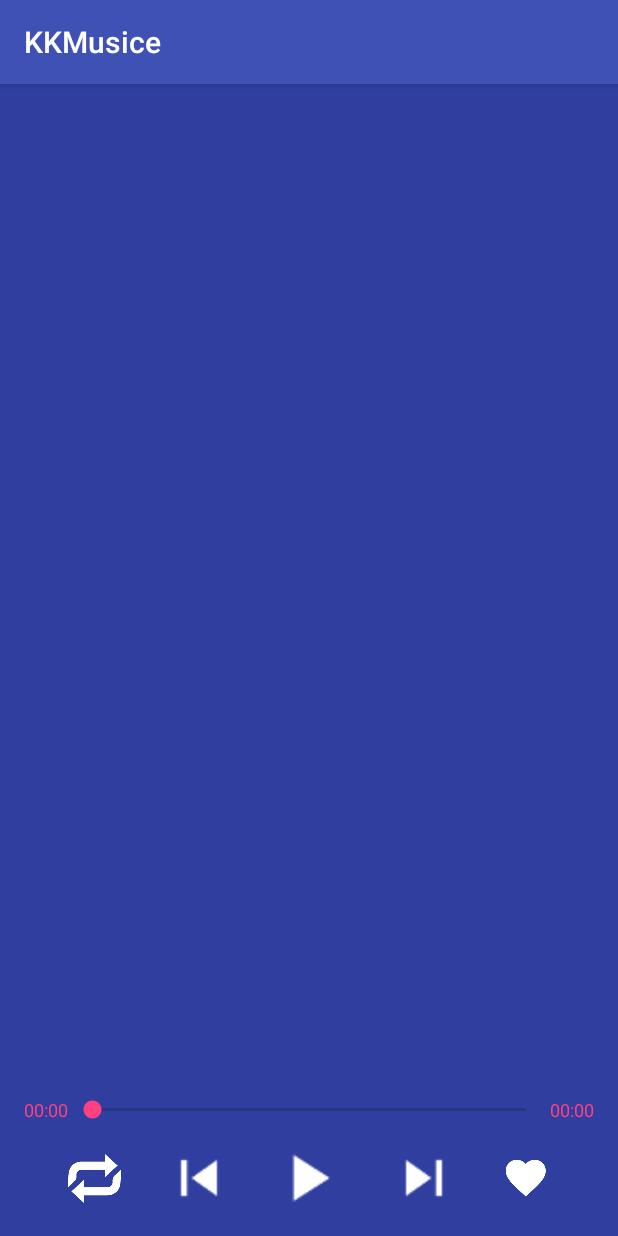
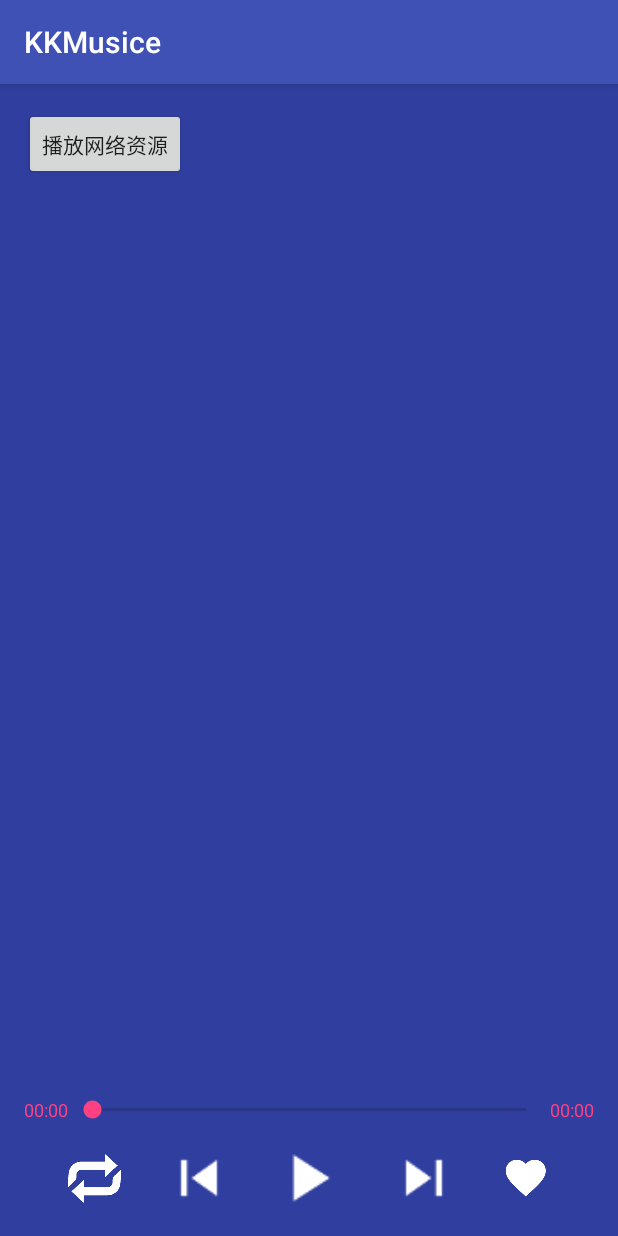
Before and after one commit to ye361571404/KKMusice, an Android app: the screen it shows after launch (MainActivity), on a phone screen of 412 x 824 dp. Run offline under Robolectric (Android 15) with nearby library versions, the phone set to English and light mode, and no system bars; libraries missing offline, so code that uses them is left out: com.litesuits.common, com.yanzhenjie.permission; 9 statements that could not run were skipped.

Commit message:
1.调整代码结构 2.增加播放网络资源测试

```diff
--- a/app/src/main/java/com/hua/musice/MainActivity.java
+++ b/app/src/main/java/com/hua/musice/MainActivity.java
@@ -1,10 +1,10 @@
 package com.hua.musice;
 
 import android.content.Context;
+import android.content.Intent;
 import android.media.AudioManager;
 import android.os.Build;
 import android.os.Bundle;
-import android.os.Environment;
 import android.os.Handler;
 import android.support.annotation.NonNull;
 import android.support.annotation.Nullable;
@@ -12,43 +12,35 @@ import android.support.annotation.StringRes;
 import android.support.constraint.ConstraintLayout;
 import android.support.v7.app.AppCompatActivity;
 import android.view.View;
+import android.widget.Button;
 import android.widget.ImageView;
 import android.widget.LinearLayout;
 import android.widget.SeekBar;
 import android.widget.TextView;
 import android.widget.Toast;
 
-import com.google.gson.Gson;
 import com.hua.musice.player.base.IPlayback;
 import com.hua.musice.player.base.MusicPlayerContract;
 import com.hua.musice.player.bean.AudioDecorator;
 import com.hua.musice.player.bean.BaseAudio;
-import com.hua.musice.player.bean.ExhibitBean;
-import com.hua.musice.player.bean.PlayList;
 import com.hua.musice.player.bean.PlayMode;
-import com.hua.musice.player.bean.Song;
 import com.hua.musice.player.permission.DefaultRationale;
 import com.hua.musice.player.permission.PermissionSetting;
 import com.hua.musice.player.present.MusicPresentImpl;
 import com.hua.musice.player.service.PlaybackService;
-import com.hua.musice.player.utils.AssetsUtil;
-import com.hua.musice.player.utils.PreferenceManager;
 import com.hua.musice.player.utils.TimeUtils;
 import com.yanzhenjie.permission.Action;
 import com.yanzhenjie.permission.AndPermission;
 import com.yanzhenjie.permission.Permission;
 import com.yanzhenjie.permission.Rationale;
 
-import java.io.File;
-import java.util.ArrayList;
 import java.util.List;
 
 public class MainActivity extends AppCompatActivity implements
-        MusicPlayerContract.View,IPlayback.Callback,
+        MusicPlayerContract.MainView,IPlayback.Callback,
         View.OnClickListener,
         AudioManager.OnAudioFocusChangeListener {
 
-    private final String audioBaseUrl = "http://39.107.90.144:8081/guidersrv/SystekGuiderData/ScenicSpotData/audio/";
     private final long UPDATE_PROGRESS_INTERVAL = 1000;
 
     private LinearLayout llProgress;
@@ -61,13 +53,13 @@ public class MainActivity extends AppCompatActivity implements
     private ImageView ivPlayToggle;
     private ImageView ivPlayNext;
     private ImageView ivFavoriteToggle;
+    private Button btnOpen;
 
     private Rationale mRationale;
     private PermissionSetting mSetting;
 
     private MusicPlayerContract.Presenter mPresenter;
     private IPlayback mPlayerService;
-    private PlayList<Song> playList;
     private Handler mHandler = new Handler();
     private Runnable mProgressCallback = new Runnable() {
         @Override
@@ -110,44 +102,21 @@ public class MainActivity extends AppCompatActivity implements
         ivPlayToggle = findViewById(R.id.iv_play_toggle);
         ivPlayNext = findViewById(R.id.iv_play_next);
         ivFavoriteToggle = findViewById(R.id.iv_favorite_toggle);
+        btnOpen = findViewById(R.id.btn_open);
         // 申请权限
         requestPermission(Permission.Group.STORAGE);
     }
 
     private void initData() {
+        // 权限相关变量
         mRationale = new DefaultRationale();
         mSetting = new PermissionSetting(this);
-        playList = new PlayList();
 
-        String json = AssetsUtil.readFile("data.txt");
-        Gson gson = new Gson();
-        ExhibitBean exhibit = gson.fromJson(json, ExhibitBean.class);
-        List<ExhibitBean.DataBean> exhibitData = exhibit.getData();
-
-        List<AudioDecorator<Song>> audioDecoratorList = new ArrayList<>();
-        AudioDecorator<Song> audioDecorator = null;
-        Song song = null;
-        // 获取 /storage/emulated/0/Music 目录下的音乐(添加读取SD卡权限)
-        File directory = Environment.getExternalStoragePublicDirectory("Music");
-        File audioFile = null;
-        for (int i = 0; i < exhibitData.size(); i++) {
-            ExhibitBean.DataBean bean = exhibitData.get(i);
-            song = new Song();
-            song.setTitle(bean.getName());
-            audioFile = new File(directory.getAbsolutePath(), bean.getAudio_url());
-            song.setPath(audioFile.getAbsolutePath());
-            // song.setDuration(FileUtil.getAudioDuration(audioFile));
-            audioDecorator = new AudioDecorator<>(song);
-            audioDecoratorList.add(audioDecorator);
-        }
-        playList.setSongs(audioDecoratorList);
-
-        // 绑定服务
-        new MusicPresentImpl(this, this).subscribe();
+        mPresenter = new MusicPresentImpl(this, this);
+        mPresenter.attachView();
     }
 
     private void setListener() {
-
         ivPlayToggle.setOnClickListener(this);
         ivPlayLast.setOnClickListener(this);
         ivPlayNext.setOnClickListener(this);
@@ -174,10 +143,18 @@ public class MainActivity extends AppCompatActivity implements
                 }
             }
         });
+
+        btnOpen.setOnClickListener(new View.OnClickListener() {
+            @Override
+            public void onClick(View v) {
+                Intent intent = new Intent(MainActivity.this, MediaPlayByUrlActivity.class);
+                startActivity(intent);
+            }
+        });
     }
 
     /**
-     * 切换下一首回调
+     * 切换下一首
      * @param next
      */
     @Override
@@ -190,6 +167,10 @@ public class MainActivity extends AppCompatActivity implements
         onSongUpdated(next);
     }
 
+    /**
+     * 更新播放状态
+     * @param isPlaying
+     */
     @Override
     public void onPlayStatusChanged(boolean isPlaying) {
         updatePlayToggle(isPlaying);
@@ -216,8 +197,9 @@ public class MainActivity extends AppCompatActivity implements
     public void onPlaybackServiceBound(PlaybackService service) {
         mPlayerService = service;
         mPlayerService.registerCallback(this);
-        mPlayerService.setPlayList(playList);
+        mPresenter.getPlayList();
     }
+
 
     /**
      * 解绑服务
@@ -233,6 +215,10 @@ public class MainActivity extends AppCompatActivity implements
 
     }
 
+    /**
+     * 初始化播放进度
+     * @param song
+     */
     @Override
     public void onSongUpdated(@Nullable AudioDecorator song) {
         if (song == null) {
@@ -287,6 +273,10 @@ public class MainActivity extends AppCompatActivity implements
     }
 
 
+    /**
+     * 更新播放状态
+     * @param play
+     */
     @Override
     public void updatePlayToggle(boolean play) {
         if(play){
@@ -300,14 +290,11 @@ public class MainActivity extends AppCompatActivity implements
 
     }
 
-    @Override
-    public void setPresenter(MusicPlayerContract.Presenter presenter) {
-        mPresenter = presenter;
-    }
+
 
     @Override
     protected void onDestroy() {
-        mPresenter.unsubscribe();
+        mPresenter.detachView();
         super.onDestroy();
     }
 
@@ -386,7 +373,7 @@ public class MainActivity extends AppCompatActivity implements
                 break;
             case R.id.iv_play_mode_toggle:
                 // 播放模式
-                onPlayModeToggleAction();
+                mPresenter.onPlayModeToggleAction();
                 break;
         }
     }
@@ -421,21 +408,6 @@ public class MainActivity extends AppCompatActivity implements
         }
         mPlayerService.playNext();
         Toast.makeText(this, "下一首", Toast.LENGTH_SHORT).show();
-    }
-
-
-    /** 设置播放模式 **/
-    public void onPlayModeToggleAction() {
-        if (mPlayerService == null){
-            return;
-        }
-        // 获取当前模式
-        PlayMode current = PreferenceManager.lastPlayMode(this);
-        // 切换下一个模式
-        PlayMode newMode = PlayMode.switchNextMode(current);
-        PreferenceManager.setPlayMode(this, newMode);
-        mPlayerService.setPlayMode(newMode);
-        updatePlayMode(newMode);
     }
 
     /**
--- a/app/src/main/java/com/hua/musice/player/base/BasePresenter.java
+++ b/app/src/main/java/com/hua/musice/player/base/BasePresenter.java
@@ -9,7 +9,13 @@ package com.hua.musice.player.base;
  */
 public interface BasePresenter {
 
-    void subscribe();
+    /**
+     * 绑定
+     */
+    void attachView();
 
-    void unsubscribe();
+    /**
+     * 解绑
+     */
+    void detachView();
 }
--- a/app/src/main/java/com/hua/musice/player/base/BaseView.java
+++ b/app/src/main/java/com/hua/musice/player/base/BaseView.java
@@ -9,5 +9,4 @@ package com.hua.musice.player.base;
  */
 public interface BaseView<T> {
 
-    void setPresenter(T presenter);
 }
--- a/app/src/main/java/com/hua/musice/player/base/MusicPlayerContract.java
+++ b/app/src/main/java/com/hua/musice/player/base/MusicPlayerContract.java
@@ -4,21 +4,14 @@ import android.support.annotation.NonNull;
 import android.support.annotation.Nullable;
 
 import com.hua.musice.player.bean.AudioDecorator;
+import com.hua.musice.player.bean.PlayList;
 import com.hua.musice.player.bean.PlayMode;
+import com.hua.musice.player.bean.Song;
 import com.hua.musice.player.service.PlaybackService;
 
-
-/**
- * Created with Android Studio.
- * User: ryan.hoo.j@gmail.com
- * Date: 9/12/16
- * Time: 8:27 AM
- * Desc: MusicPlayerContract
- */
-/* package */
 public interface MusicPlayerContract {
 
-    interface View extends BaseView<Presenter> {
+    interface MainView extends BaseView<Presenter> {
 
         void handleError(Throwable error);
 
@@ -50,10 +43,14 @@ public interface MusicPlayerContract {
         void updatePlayToggle(boolean play);
 
         void updateFavoriteToggle(boolean favorite);
+
     }
 
     interface Presenter extends BasePresenter {
 
+        /**
+         * 恢复上一次的播放模式
+         */
         void retrieveLastPlayMode();
 
         void setSongAsFavorite(AudioDecorator song, boolean favorite);
@@ -67,5 +64,15 @@ public interface MusicPlayerContract {
          * 解绑服务
          */
         void unbindPlaybackService();
+
+        /**
+         * 获取歌曲列表
+         */
+        void getPlayList();
+
+        /**
+         * 设置播放模式
+         */
+        void onPlayModeToggleAction();
     }
 }
--- a/app/src/main/java/com/hua/musice/player/features/Player.java
+++ b/app/src/main/java/com/hua/musice/player/features/Player.java
@@ -1,5 +1,6 @@
 package com.hua.musice.player.features;
 
+import android.media.AudioManager;
 import android.media.MediaPlayer;
 import android.support.annotation.Nullable;
 import android.util.Log;
@@ -74,6 +75,7 @@ public class Player implements IPlayback, MediaPlayer.OnCompletionListener {
             try {
                 mPlayer.reset();
                 String audioPath = song.getAudio().getAudioPath();
+                mPlayer.setAudioStreamType(AudioManager.STREAM_MUSIC);
                 mPlayer.setDataSource(audioPath);
                 mPlayer.prepare();
                 mPlayer.start();
--- a/app/src/main/java/com/hua/musice/player/present/MusicPresentImpl.java
+++ b/app/src/main/java/com/hua/musice/player/present/MusicPresentImpl.java
@@ -6,28 +6,40 @@ import android.content.Intent;
 import android.content.ServiceConnection;
 import android.os.IBinder;
 
+import com.google.gson.Gson;
+import com.hua.musice.player.base.AppApplication;
 import com.hua.musice.player.base.MusicPlayerContract;
 import com.hua.musice.player.bean.AudioDecorator;
+import com.hua.musice.player.bean.ExhibitBean;
+import com.hua.musice.player.bean.PlayList;
 import com.hua.musice.player.bean.PlayMode;
+import com.hua.musice.player.bean.Song;
 import com.hua.musice.player.service.PlaybackService;
+import com.hua.musice.player.utils.AssetsUtil;
 import com.hua.musice.player.utils.PreferenceManager;
+
+import java.io.UnsupportedEncodingException;
+import java.net.URLEncoder;
+import java.util.ArrayList;
+import java.util.List;
 
 
 /**
  * Created by Administrator on 2017/1/22.
  */
 
-public class MusicPresentImpl implements MusicPlayerContract.Presenter {
+public class MusicPresentImpl implements MusicPlayerContract.Presenter{
+
+    private final String audioBaseUrl = "http://39.107.90.144:8081/guidersrv/SystekGuiderData/ScenicSpotData/audio/";
 
     private Context mContext;
-    private MusicPlayerContract.View mView;
+    private MusicPlayerContract.MainView mView;
     private boolean mIsServiceBound;
     private PlaybackService mPlaybackService;
 
-    public MusicPresentImpl(Context context, MusicPlayerContract.View view) {
+    public MusicPresentImpl(Context context, MusicPlayerContract.MainView view) {
         mContext = context;
         mView = view;
-        mView.setPresenter(this);
     }
 
 
@@ -36,12 +48,7 @@ public class MusicPresentImpl implements MusicPlayerContract.Presenter {
      */
     @Override
     public void bindPlaybackService() {
-        // Establish a connection with the service.  We use an explicit
-        // class name because we want a specific service implementation that
-        // we know will be running in our own process (and thus won't be
-        // supporting component replacement by other applications).
-        boolean b = mContext.bindService(new Intent(mContext, PlaybackService.class), mConnection, Context.BIND_AUTO_CREATE);
-        mIsServiceBound = true;
+        mIsServiceBound = mContext.bindService(new Intent(mContext, PlaybackService.class), mConnection, Context.BIND_AUTO_CREATE);
     }
 
     /**
@@ -56,29 +63,112 @@ public class MusicPresentImpl implements MusicPlayerContract.Presenter {
         }
     }
 
+    /**
+     * 获取歌曲列表,本地资源
+     */
+   /* @Override
+    public void getPlayList() {
+        PlayList<Song> playList = new PlayList();
+        String json = AssetsUtil.readFile("data.txt");
+        Gson gson = new Gson();
+        ExhibitBean exhibit = gson.fromJson(json, ExhibitBean.class);
+        List<ExhibitBean.DataBean> exhibitData = exhibit.getData();
 
+        List<AudioDecorator<Song>> audioDecoratorList = new ArrayList<>();
+        AudioDecorator<Song> audioDecorator = null;
+        Song song = null;
+        // 获取 /storage/emulated/0/Music 目录下的音乐(添加读取SD卡权限)
+        File directory = Environment.getExternalStoragePublicDirectory("Music");
+        File audioFile = null;
+        for (int i = 0; i < exhibitData.size(); i++) {
+            ExhibitBean.DataBean bean = exhibitData.get(i);
+            song = new Song();
+            song.setTitle(bean.getName());
+            audioFile = new File(directory.getAbsolutePath(), bean.getAudio_url());
+            song.setPath(audioFile.getAbsolutePath());
+            audioDecorator = new AudioDecorator<>(song);
+            audioDecoratorList.add(audioDecorator);
+        }
+        playList.setSongs(audioDecoratorList);
+        mView.bindPlayList(playList);
+    }*/
+
+    /**
+     * 获取歌曲列表,网络资源
+     */
+    @Override
+    public void getPlayList() {
+        PlayList<Song> playList = new PlayList();
+        String json = AssetsUtil.readFile("data.txt");
+        Gson gson = new Gson();
+        ExhibitBean exhibit = gson.fromJson(json, ExhibitBean.class);
+        List<ExhibitBean.DataBean> exhibitData = exhibit.getData();
+
+        List<AudioDecorator<Song>> audioDecoratorList = new ArrayList<>();
+        AudioDecorator<Song> audioDecorator = null;
+        ExhibitBean.DataBean bean = null;
+        for (int i = 0; i < exhibitData.size(); i++) {
+            bean = exhibitData.get(i);
+            audioDecorator = getAudioDecorator(bean);
+            audioDecoratorList.add(audioDecorator);
+        }
+        playList.setSongs(audioDecoratorList);
+        setPlayList(playList);
+    }
+
+
+    /**
+     * 设置播放模式
+     */
+    @Override
+    public void onPlayModeToggleAction() {
+        if (mPlaybackService == null){
+            return;
+        }
+        // 获取当前模式
+        PlayMode current = PreferenceManager.lastPlayMode(AppApplication.getContext());
+        // 切换下一个模式
+        PlayMode newMode = PlayMode.switchNextMode(current);
+        PreferenceManager.setPlayMode(AppApplication.getContext(), newMode);
+        mPlaybackService.setPlayMode(newMode);
+        mView.updatePlayMode(newMode);
+
+    }
+
+    private AudioDecorator<Song> getAudioDecorator(ExhibitBean.DataBean bean) {
+        Song song = new Song();
+        song.setTitle(bean.getName());
+        try {
+            String fileName = URLEncoder.encode(bean.getAudio_url(), "utf-8");
+            song.setPath(audioBaseUrl + fileName);
+        } catch (UnsupportedEncodingException e) {
+            e.printStackTrace();
+        }
+        AudioDecorator<Song> audioDecorator = new AudioDecorator<>(song);
+        return audioDecorator;
+    }
+
+
+    /**
+     * 连接服务
+     */
     private ServiceConnection mConnection = new ServiceConnection() {
         public void onServiceConnected(ComponentName className, IBinder service) {
-            // This is called when the connection with the service has been
-            // established, giving us the service object we can use to
-            // interact with the service.  Because we have bound to a explicit
-            // service that we know is running in our own process, we can
-            // cast its IBinder to a concrete class and directly access it.
             mPlaybackService = ((PlaybackService.LocalBinder) service).getService();
             mView.onPlaybackServiceBound(mPlaybackService);
             mView.onSongUpdated(mPlaybackService.getPlayingSong());
         }
 
         public void onServiceDisconnected(ComponentName className) {
-            // This is called when the connection with the service has been
-            // unexpectedly disconnected -- that is, its process crashed.
-            // Because it is running in our same process, we should never
-            // see this happen.
             mPlaybackService = null;
             mView.onPlaybackServiceUnbound();
         }
     };
 
+
+    public void setPlayList(PlayList<Song> playList){
+        mPlaybackService.setPlayList(playList);
+    }
 
     /**
      * 获取上一次的播放模式
@@ -98,7 +188,7 @@ public class MusicPresentImpl implements MusicPlayerContract.Presenter {
      * 绑定服务
      */
     @Override
-    public void subscribe() {
+    public void attachView() {
         retrieveLastPlayMode();
         bindPlaybackService();
     }
@@ -107,9 +197,8 @@ public class MusicPresentImpl implements MusicPlayerContract.Presenter {
      * 解绑服务
      */
     @Override
-    public void unsubscribe() {
+    public void detachView() {
         unbindPlaybackService();
-        // Release context reference
         mContext = null;
         mView = null;
     }
--- a/app/src/main/res/layout/activity_main.xml
+++ b/app/src/main/res/layout/activity_main.xml
@@ -8,6 +8,11 @@
     android:layout_height="match_parent"
     tools:context=".MainActivity">
 
+    <Button
+        android:id="@+id/btn_open"
+        android:text="播放网络资源"
+        android:layout_width="wrap_content"
+        android:layout_height="wrap_content" />
 
 
 
```
Also changed, not shown: app/src/main/AndroidManifest.xml (+4 -3 lines), app/src/main/java/com/hua/musice/MediaPlayByUrlActivity.java (added, +48 -0 lines), app/src/main/java/com/hua/musice/player/service/PlaybackService.java (+4 -5 lines), app/src/main/res/layout/activity_media_play_by_url.xml (added, +21 -0 lines).
